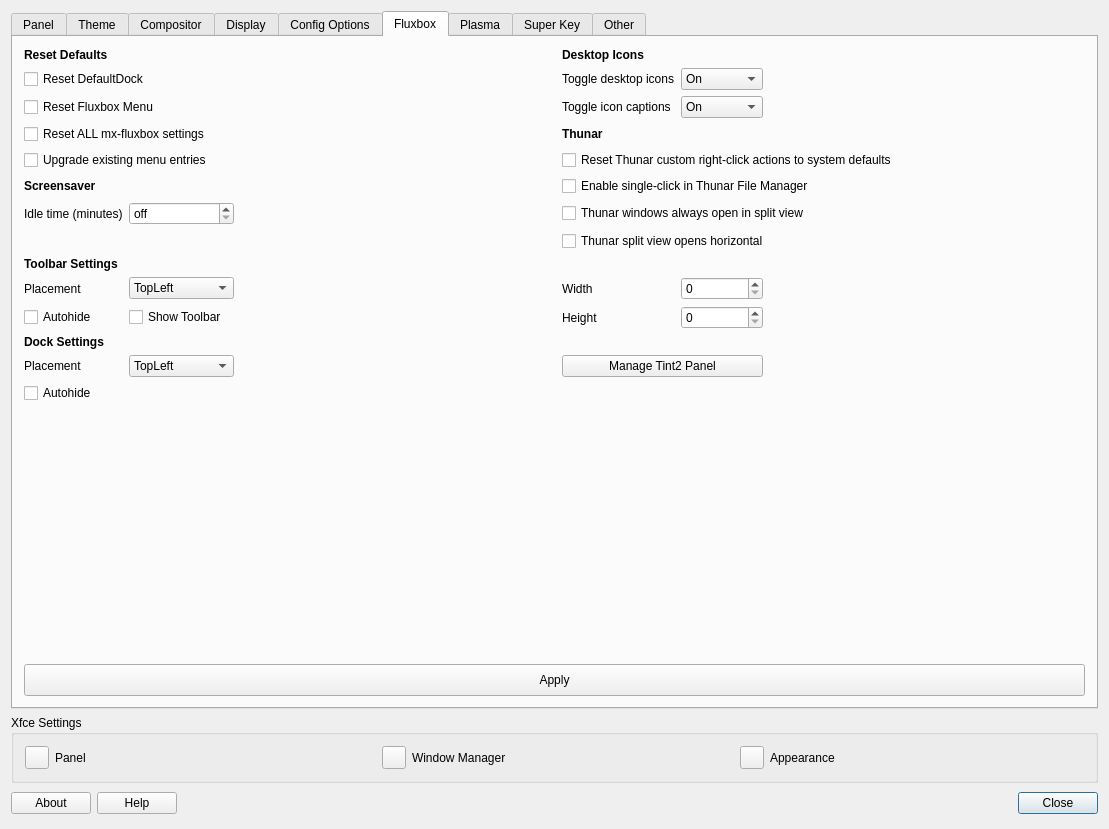
First picture: the form in defaultlook.ui, repository MX-Linux/mx-tweak, before the edit.
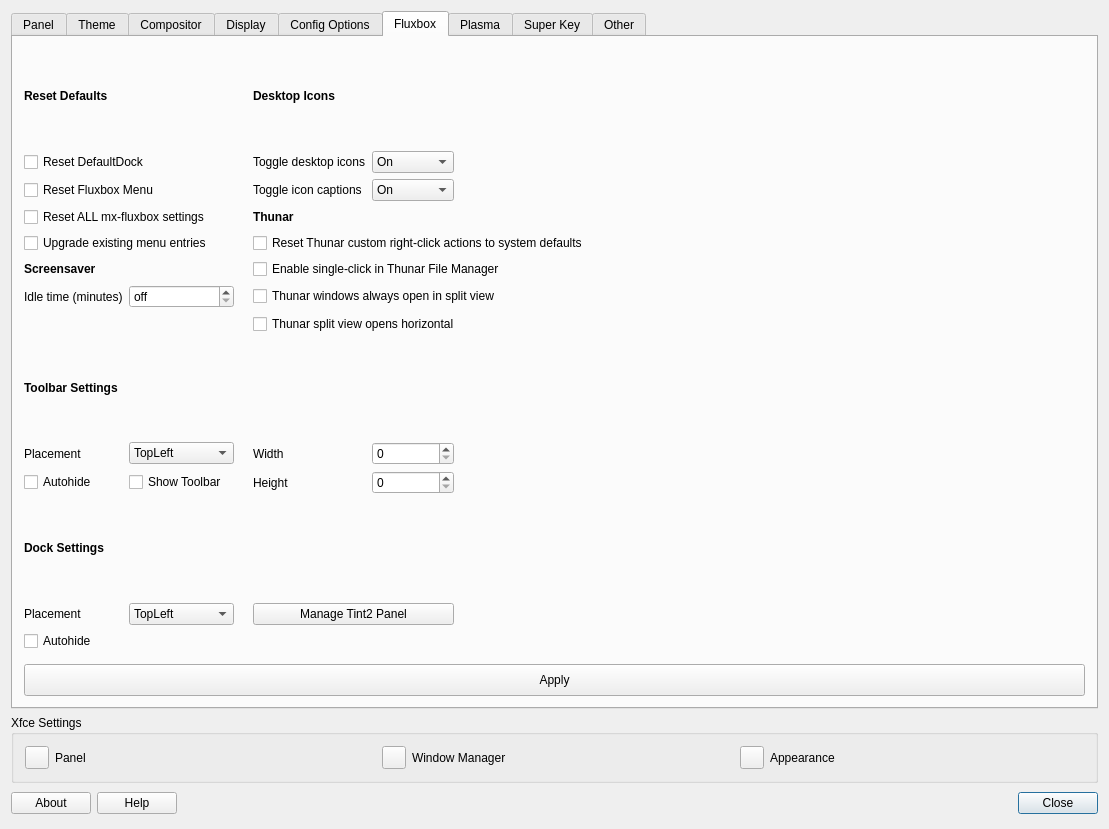
Second picture: the form after the edit. The open tabs and pages were chosen to show the change. Icons and pictures are not drawn.

Commit message: Cleanup some grid layouts.

```diff
--- a/defaultlook.ui
+++ b/defaultlook.ui
@@ -1227,12 +1227,35 @@
       <attribute name="title">
        <string>Fluxbox</string>
       </attribute>
-      <layout class="QGridLayout" name="gridLayout_15">
+      <layout class="QGridLayout">
        <item row="0" column="0">
-        <layout class="QGridLayout" name="gridLayout_14">
-         <property name="sizeConstraint">
-          <enum>QLayout::SizeConstraint::SetNoConstraint</enum>
+        <widget class="QLabel" name="label_14">
+         <property name="text">
+          <string>&lt;html&gt;&lt;head/&gt;&lt;body&gt;&lt;p&gt;&lt;span style=&quot; font-weight:600;&quot;&gt;Reset Defaults&lt;/span&gt;&lt;/p&gt;&lt;/body&gt;&lt;/html&gt;</string>
          </property>
+        </widget>
+       </item>
+       <item row="0" column="3">
+        <widget class="QLabel" name="label_20">
+         <property name="text">
+          <string>&lt;html&gt;&lt;head/&gt;&lt;body&gt;&lt;p&gt;&lt;span style=&quot; font-weight:600;&quot;&gt;Desktop Icons&lt;/span&gt;&lt;/p&gt;&lt;/body&gt;&lt;/html&gt;</string>
+        </property>
+        </widget>
+       </item>
+       <item row="1" column="0" colspan="3">
+        <widget class="QCheckBox" name="checkboxfluxresetdock">
+         <property name="text">
+          <string>Reset DefaultDock</string>
+         </property>
+        </widget>
+       </item>
+       <item row="1" column="3">
+        <widget class="QLabel" name="label_26">
+         <property name="text">
+          <string>Toggle desktop icons</string>
+         </property>
+        </widget>
+       </item>
          <item row="1" column="4">
           <widget class="QComboBox" name="comboBoxfluxIcons">
            <item>
@@ -1247,31 +1270,40 @@
            </item>
           </widget>
          </item>
-         <item row="15" column="0" colspan="6">
-          <widget class="QPushButton" name="ApplyFluxboxResets">
-           <property name="minimumSize">
-            <size>
-             <width>0</width>
-             <height>32</height>
-            </size>
-           </property>
+       <item row="2" column="0" colspan="3">
+        <widget class="QCheckBox" name="checkboxfluxresetmenu">
            <property name="text">
-            <string>Apply</string>
+          <string>Reset Fluxbox Menu</string>
            </property>
           </widget>
          </item>
-         <item row="3" column="3">
-          <widget class="QLabel" name="label_32">
+       <item row="2" column="3">
+        <widget class="QLabel" name="label_25">
            <property name="text">
-            <string>&lt;html&gt;&lt;head/&gt;&lt;body&gt;&lt;p&gt;&lt;span style=&quot; font-weight:600;&quot;&gt;Thunar&lt;/span&gt;&lt;/p&gt;&lt;/body&gt;&lt;/html&gt;</string>
+          <string>Toggle icon captions</string>
            </property>
           </widget>
          </item>
-         <item row="8" column="0">
-          <widget class="QLabel" name="label_15">
+       <item row="2" column="4">
+        <widget class="QComboBox" name="comboBoxfluxcaptions">
+         <property name="currentIndex">
+          <number>0</number>
+         </property>
+         <item>
            <property name="text">
-            <string>&lt;html&gt;&lt;head/&gt;&lt;body&gt;&lt;p&gt;&lt;span style=&quot; font-weight:600;&quot;&gt;Toolbar Settings&lt;/span&gt;&lt;/p&gt;&lt;/body&gt;&lt;/html&gt;</string>
-           </property>
+           <string>On</string>
+          </property>
+         </item>
+         <item>
+          <property name="text">
+           <string>Off</string>
+          </property>
+         </item>
+         <item>
+          <property name="text">
+           <string>On Hover</string>
+          </property>
+         </item>
           </widget>
          </item>
          <item row="2" column="5">
@@ -1287,6 +1319,20 @@
            </property>
           </spacer>
          </item>
+       <item row="3" column="0" colspan="3">
+        <widget class="QCheckBox" name="checkboxfluxreseteverything">
+         <property name="text">
+          <string>Reset ALL mx-fluxbox settings</string>
+         </property>
+        </widget>
+       </item>
+       <item row="3" column="3">
+        <widget class="QLabel" name="label_32">
+         <property name="text">
+          <string>&lt;html&gt;&lt;head/&gt;&lt;body&gt;&lt;p&gt;&lt;span style=&quot; font-weight:600;&quot;&gt;Thunar&lt;/span&gt;&lt;/p&gt;&lt;/body&gt;&lt;/html&gt;</string>
+         </property>
+        </widget>
+       </item>
          <item row="4" column="3" colspan="3">
           <widget class="QCheckBox" name="checkBoxThunarCAReset_2">
            <property name="text">
@@ -1294,47 +1340,20 @@
            </property>
           </widget>
          </item>
-         <item row="14" column="0">
-          <spacer name="verticalSpacer_3">
-           <property name="orientation">
-            <enum>Qt::Orientation::Vertical</enum>
-           </property>
-           <property name="sizeHint" stdset="0">
-            <size>
-             <width>20</width>
-             <height>40</height>
-            </size>
-           </property>
-          </spacer>
-         </item>
-         <item row="2" column="3">
-          <widget class="QLabel" name="label_25">
+       <item row="4" column="0" colspan="3">
+        <widget class="QCheckBox" name="checkBoxMenuMigrate">
+         <property name="toolTip">
+          <string>&lt;html&gt;&lt;head/&gt;&lt;body&gt;&lt;p&gt;Add new default menu items, if any, to existing fluxbox menu.&lt;/p&gt;&lt;/body&gt;&lt;/html&gt;</string>
+         </property>
            <property name="text">
-            <string>Toggle icon captions</string>
+          <string>Upgrade existing menu entries</string>
            </property>
           </widget>
          </item>
-         <item row="2" column="0" colspan="3">
-          <widget class="QCheckBox" name="checkboxfluxresetmenu">
+       <item row="5" column="0">
+        <widget class="QLabel" name="label_27">
            <property name="text">
-            <string>Reset Fluxbox Menu</string>
-           </property>
-          </widget>
-         </item>
-         <item row="10" column="4">
-          <widget class="QSpinBox" name="spinBoxFluxToolbarHeight">
-           <property name="minimumSize">
-            <size>
-             <width>30</width>
-             <height>0</height>
-            </size>
-           </property>
-          </widget>
-         </item>
-         <item row="9" column="3">
-          <widget class="QLabel" name="label_17">
-           <property name="text">
-            <string>Width</string>
+          <string extracomment="screensaver screen blank settings">&lt;html&gt;&lt;head/&gt;&lt;body&gt;&lt;p&gt;&lt;span style=&quot; font-weight:700;&quot;&gt;Screensaver&lt;/span&gt;&lt;/p&gt;&lt;/body&gt;&lt;/html&gt;</string>
            </property>
           </widget>
          </item>
@@ -1345,24 +1364,13 @@
            </property>
           </widget>
          </item>
-         <item row="1" column="3">
-          <widget class="QLabel" name="label_26">
+       <item row="6" column="0">
+        <widget class="QLabel" name="label_34">
            <property name="text">
-            <string>Toggle desktop icons</string>
-           </property>
-          </widget>
-         </item>
-         <item row="13" column="0">
-          <widget class="QCheckBox" name="checkboxfluxSlitautohide">
-           <property name="text">
-            <string>Autohide</string>
-           </property>
-          </widget>
-         </item>
-         <item row="11" column="0">
-          <widget class="QLabel" name="label_19">
-           <property name="text">
-            <string>&lt;html&gt;&lt;head/&gt;&lt;body&gt;&lt;p&gt;&lt;span style=&quot; font-weight:600;&quot;&gt;Dock Settings&lt;/span&gt;&lt;/p&gt;&lt;/body&gt;&lt;/html&gt;</string>
+          <string extracomment="set the time of inactivity  before screensaver screen blank occurs">Idle time (minutes)</string>
+         </property>
+         <property name="wordWrap">
+          <bool>true</bool>
            </property>
           </widget>
          </item>
@@ -1376,6 +1384,119 @@
            </property>
           </widget>
          </item>
+       <item row="6" column="3" colspan="3">
+        <widget class="QCheckBox" name="checkBoxThunarSplitView_2">
+         <property name="text">
+          <string>Thunar windows always open in split view</string>
+         </property>
+        </widget>
+       </item>
+       <item row="7" column="3" colspan="3">
+        <widget class="QCheckBox" name="checkBoxsplitviewhorizontal_2">
+         <property name="text">
+          <string>Thunar split view opens horizontal</string>
+         </property>
+        </widget>
+       </item>
+       <item row="8" column="0">
+        <widget class="QLabel" name="label_15">
+         <property name="text">
+          <string>&lt;html&gt;&lt;head/&gt;&lt;body&gt;&lt;p&gt;&lt;span style=&quot; font-weight:600;&quot;&gt;Toolbar Settings&lt;/span&gt;&lt;/p&gt;&lt;/body&gt;&lt;/html&gt;</string>
+         </property>
+        </widget>
+       </item>
+       <item row="9" column="0">
+        <widget class="QLabel" name="label_16">
+         <property name="text">
+          <string>Placement</string>
+         </property>
+        </widget>
+       </item>
+       <item row="9" column="1">
+        <widget class="QComboBox" name="combofluxtoolbarlocatoin">
+         <property name="currentText">
+          <string notr="true">TopLeft</string>
+         </property>
+         <item>
+          <property name="text">
+           <string notr="true">TopLeft</string>
+          </property>
+         </item>
+         <item>
+          <property name="text">
+           <string notr="true">TopCenter</string>
+          </property>
+         </item>
+         <item>
+          <property name="text">
+           <string notr="true">TopRight</string>
+          </property>
+         </item>
+         <item>
+          <property name="text">
+           <string notr="true">LeftTop</string>
+          </property>
+         </item>
+         <item>
+          <property name="text">
+           <string notr="true">LeftCenter</string>
+          </property>
+         </item>
+         <item>
+          <property name="text">
+           <string notr="true">LeftBottom</string>
+          </property>
+         </item>
+         <item>
+          <property name="text">
+           <string notr="true">BottomLeft</string>
+          </property>
+         </item>
+         <item>
+          <property name="text">
+           <string notr="true">BottomCenter</string>
+          </property>
+         </item>
+         <item>
+          <property name="text">
+           <string notr="true">BottomRight</string>
+          </property>
+         </item>
+         <item>
+          <property name="text">
+           <string notr="true">RightTop</string>
+          </property>
+         </item>
+         <item>
+          <property name="text">
+           <string notr="true">RightCenter</string>
+          </property>
+         </item>
+         <item>
+          <property name="text">
+           <string notr="true">RightBottom</string>
+          </property>
+         </item>
+        </widget>
+       </item>
+       <item row="9" column="2">
+        <spacer>
+         <property name="orientation">
+          <enum>Qt::Orientation::Horizontal</enum>
+         </property>
+        </spacer>
+       </item>
+       <item row="9" column="3">
+        <widget class="QLabel" name="label_17">
+         <property name="text">
+          <string>Width</string>
+         </property>
+        </widget>
+       </item>
+       <item row="9" column="4">
+        <widget class="QSpinBox" name="spinBoxFluxToolbarWidth">
+        </widget>
+       </item>
          <item row="10" column="0">
           <widget class="QCheckBox" name="checkboxfluxtoolbarautohide">
            <property name="text">
@@ -1383,6 +1504,38 @@
            </property>
           </widget>
          </item>
+       <item row="10" column="1">
+        <widget class="QCheckBox" name="checkBoxFluxShowToolbar">
+         <property name="text">
+          <string>Show Toolbar</string>
+         </property>
+        </widget>
+       </item>
+       <item row="10" column="3">
+        <widget class="QLabel" name="label_18">
+         <property name="text">
+          <string>Height</string>
+         </property>
+        </widget>
+       </item>
+       <item row="10" column="4">
+        <widget class="QSpinBox" name="spinBoxFluxToolbarHeight">
+        </widget>
+       </item>
+       <item row="11" column="0">
+        <widget class="QLabel" name="label_19">
+         <property name="text">
+          <string>&lt;html&gt;&lt;head/&gt;&lt;body&gt;&lt;p&gt;&lt;span style=&quot; font-weight:600;&quot;&gt;Dock Settings&lt;/span&gt;&lt;/p&gt;&lt;/body&gt;&lt;/html&gt;</string>
+         </property>
+        </widget>
+       </item>
+       <item row="12" column="0">
+        <widget class="QLabel" name="label_slit_location">
+         <property name="text">
+          <string>Placement</string>
+         </property>
+        </widget>
+       </item>
          <item row="12" column="1">
           <widget class="QComboBox" name="combofluxslitlocation">
            <property name="currentText">
@@ -1450,94 +1603,6 @@
            </item>
           </widget>
          </item>
-         <item row="0" column="3">
-          <widget class="QLabel" name="label_20">
-           <property name="text">
-            <string>&lt;html&gt;&lt;head/&gt;&lt;body&gt;&lt;p&gt;&lt;span style=&quot; font-weight:600;&quot;&gt;Desktop Icons&lt;/span&gt;&lt;/p&gt;&lt;/body&gt;&lt;/html&gt;</string>
-           </property>
-          </widget>
-         </item>
-         <item row="9" column="1">
-          <widget class="QComboBox" name="combofluxtoolbarlocatoin">
-           <property name="currentText">
-            <string notr="true">TopLeft</string>
-           </property>
-           <item>
-            <property name="text">
-             <string notr="true">TopLeft</string>
-            </property>
-           </item>
-           <item>
-            <property name="text">
-             <string notr="true">TopCenter</string>
-            </property>
-           </item>
-           <item>
-            <property name="text">
-             <string notr="true">TopRight</string>
-            </property>
-           </item>
-           <item>
-            <property name="text">
-             <string notr="true">LeftTop</string>
-            </property>
-           </item>
-           <item>
-            <property name="text">
-             <string notr="true">LeftCenter</string>
-            </property>
-           </item>
-           <item>
-            <property name="text">
-             <string notr="true">LeftBottom</string>
-            </property>
-           </item>
-           <item>
-            <property name="text">
-             <string notr="true">BottomLeft</string>
-            </property>
-           </item>
-           <item>
-            <property name="text">
-             <string notr="true">BottomCenter</string>
-            </property>
-           </item>
-           <item>
-            <property name="text">
-             <string notr="true">BottomRight</string>
-            </property>
-           </item>
-           <item>
-            <property name="text">
-             <string notr="true">RightTop</string>
-            </property>
-           </item>
-           <item>
-            <property name="text">
-             <string notr="true">RightCenter</string>
-            </property>
-           </item>
-           <item>
-            <property name="text">
-             <string notr="true">RightBottom</string>
-            </property>
-           </item>
-          </widget>
-         </item>
-         <item row="1" column="0" colspan="3">
-          <widget class="QCheckBox" name="checkboxfluxresetdock">
-           <property name="text">
-            <string>Reset DefaultDock</string>
-           </property>
-          </widget>
-         </item>
-         <item row="7" column="3" colspan="3">
-          <widget class="QCheckBox" name="checkBoxsplitviewhorizontal_2">
-           <property name="text">
-            <string>Thunar split view opens horizontal</string>
-           </property>
-          </widget>
-         </item>
          <item row="12" column="3" colspan="2">
           <widget class="QPushButton" name="buttonManageTint2">
            <property name="text">
@@ -1548,130 +1613,34 @@
            </property>
           </widget>
          </item>
-         <item row="10" column="3">
-          <widget class="QLabel" name="label_18">
+       <item row="13" column="0">
+        <widget class="QCheckBox" name="checkboxfluxSlitautohide">
            <property name="text">
-            <string>Height</string>
+          <string>Autohide</string>
            </property>
           </widget>
          </item>
-         <item row="12" column="0">
-          <widget class="QLabel" name="label_slit_location">
-           <property name="text">
-            <string>Placement</string>
-           </property>
-          </widget>
-         </item>
-         <item row="5" column="0">
-          <widget class="QLabel" name="label_27">
-           <property name="text">
-            <string extracomment="screensaver screen blank settings">&lt;html&gt;&lt;head/&gt;&lt;body&gt;&lt;p&gt;&lt;span style=&quot; font-weight:700;&quot;&gt;Screensaver&lt;/span&gt;&lt;/p&gt;&lt;/body&gt;&lt;/html&gt;</string>
-           </property>
-          </widget>
-         </item>
-         <item row="2" column="4">
-          <widget class="QComboBox" name="comboBoxfluxcaptions">
-           <property name="currentIndex">
-            <number>0</number>
-           </property>
-           <item>
-            <property name="text">
-             <string>On</string>
-            </property>
-           </item>
-           <item>
-            <property name="text">
-             <string>Off</string>
-            </property>
-           </item>
-           <item>
-            <property name="text">
-             <string>On Hover</string>
-            </property>
-           </item>
-          </widget>
-         </item>
-         <item row="9" column="0">
-          <widget class="QLabel" name="label_16">
-           <property name="text">
-            <string>Placement</string>
-           </property>
-          </widget>
-         </item>
-         <item row="6" column="3" colspan="3">
-          <widget class="QCheckBox" name="checkBoxThunarSplitView_2">
-           <property name="text">
-            <string>Thunar windows always open in split view</string>
-           </property>
-          </widget>
-         </item>
-         <item row="0" column="0">
-          <widget class="QLabel" name="label_14">
-           <property name="text">
-            <string>&lt;html&gt;&lt;head/&gt;&lt;body&gt;&lt;p&gt;&lt;span style=&quot; font-weight:600;&quot;&gt;Reset Defaults&lt;/span&gt;&lt;/p&gt;&lt;/body&gt;&lt;/html&gt;</string>
-           </property>
-          </widget>
-         </item>
-         <item row="4" column="0" colspan="3">
-          <widget class="QCheckBox" name="checkBoxMenuMigrate">
-           <property name="toolTip">
-            <string>&lt;html&gt;&lt;head/&gt;&lt;body&gt;&lt;p&gt;Add new default menu items, if any, to existing fluxbox menu.&lt;/p&gt;&lt;/body&gt;&lt;/html&gt;</string>
-           </property>
-           <property name="text">
-            <string>Upgrade existing menu entries</string>
-           </property>
-          </widget>
-         </item>
-         <item row="9" column="2">
-          <spacer name="horizontalSpacer_5">
+       <item row="14" column="0">
+        <spacer>
            <property name="orientation">
-            <enum>Qt::Orientation::Horizontal</enum>
-           </property>
-           <property name="sizeHint" stdset="0">
-            <size>
-             <width>40</width>
-             <height>20</height>
-            </size>
+          <enum>Qt::Orientation::Vertical</enum>
            </property>
           </spacer>
          </item>
-         <item row="10" column="1">
-          <widget class="QCheckBox" name="checkBoxFluxShowToolbar">
-           <property name="text">
-            <string>Show Toolbar</string>
-           </property>
-          </widget>
-         </item>
-         <item row="9" column="4">
-          <widget class="QSpinBox" name="spinBoxFluxToolbarWidth">
+       <item row="15" column="0" colspan="6">
+        <widget class="QPushButton" name="ApplyFluxboxResets">
            <property name="minimumSize">
             <size>
-             <width>30</width>
-             <height>0</height>
-            </size>
-           </property>
-          </widget>
-         </item>
-         <item row="3" column="0" colspan="3">
-          <widget class="QCheckBox" name="checkboxfluxreseteverything">
+           <width>0</width>
+           <height>32</height>
+          </size>
+         </property>
            <property name="text">
-            <string>Reset ALL mx-fluxbox settings</string>
+          <string>Apply</string>
            </property>
           </widget>
          </item>
-         <item row="6" column="0">
-          <widget class="QLabel" name="label_34">
-           <property name="text">
-            <string extracomment="set the time of inactivity  before screensaver screen blank occurs">Idle time (minutes)</string>
-           </property>
-           <property name="wordWrap">
-            <bool>true</bool>
-           </property>
-          </widget>
-         </item>
-        </layout>
-       </item>
-      </layout>
+      </layout>
      </widget>
      <widget class="QWidget" name="tab_2">
       <attribute name="title">
```
Left out of the diff: 264 changed lines with no effect on the pictures. Lines whose indentation alone changed are shown as unchanged.
